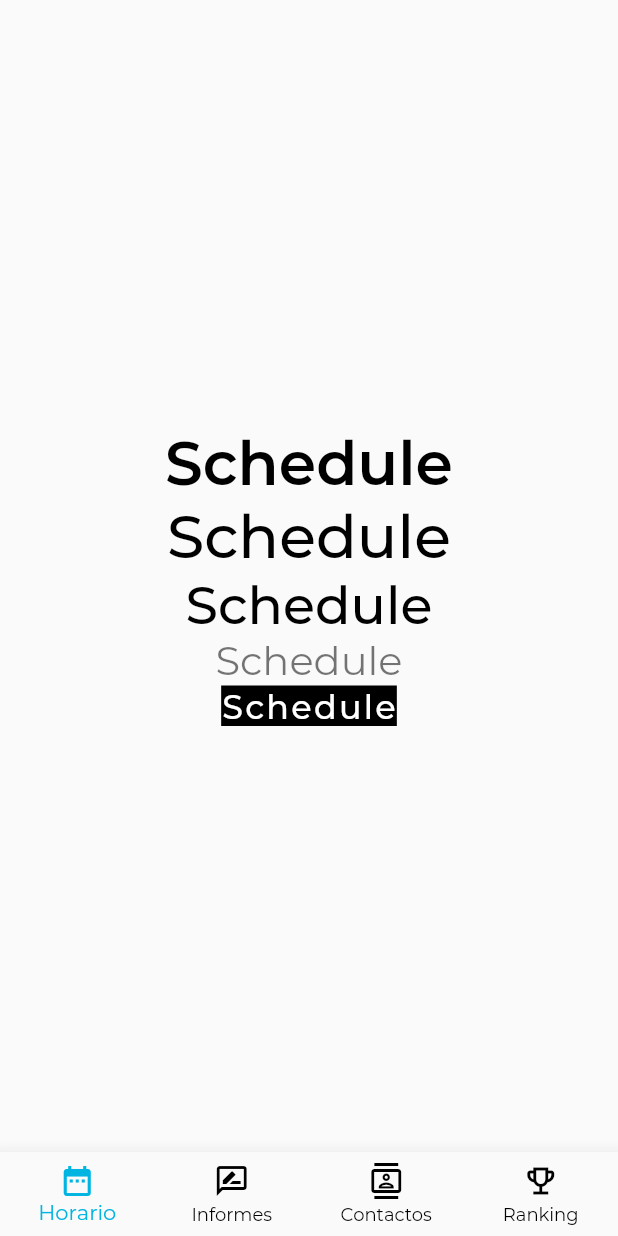
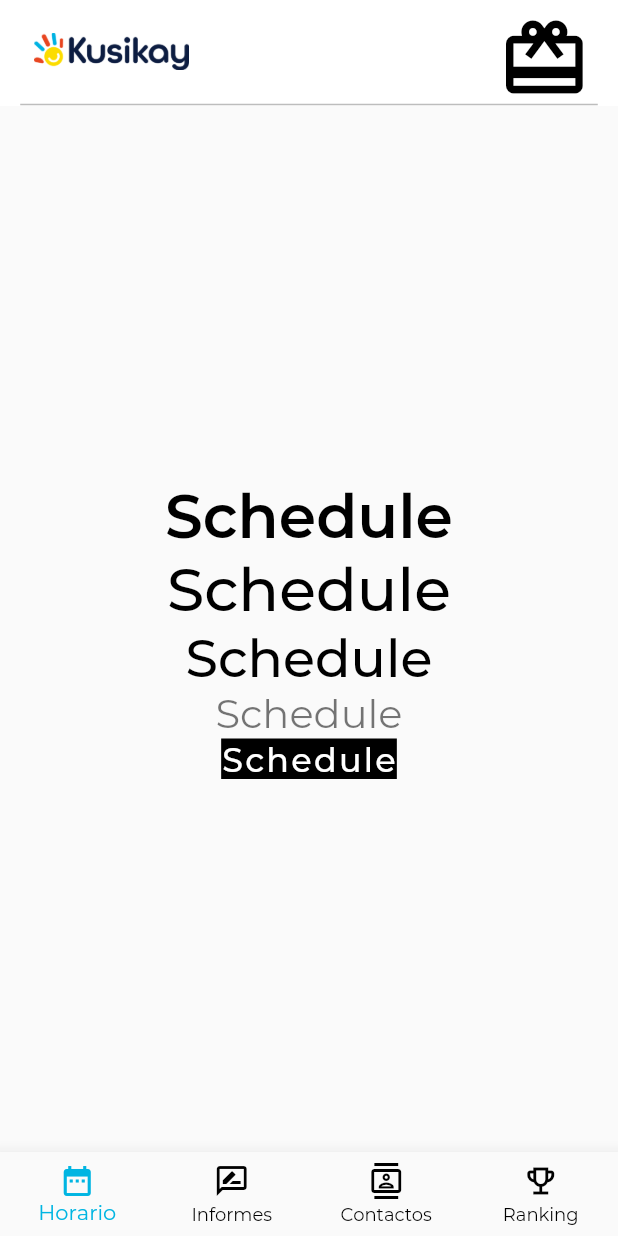
Before and after one commit to algowapo/Kusikay-Mobile, a Flutter app: the screen it shows after launch, on a phone screen of 412 x 824 dp. Run offline on Flutter 3.47's test engine with Material 2 defaults, Android fonts, the phone set to English and light mode, and no system bars; project files that could hold a hidden picture were left out.

Commit message:
Implemented AppBar partially.
//TODO: Implement gift menu.

```diff
--- a/lib/pages/teacher/home_teacher.dart
+++ b/lib/pages/teacher/home_teacher.dart
@@ -41,6 +41,40 @@ class _HomeTeacherState extends State<HomeTeacher> {
     double width = MediaQuery.of(context).size.width;
     return Scaffold(
       body: tabs[_currentIndex],
+      appBar: AppBar(
+        elevation: 0,
+        toolbarHeight: width / 6,
+        title: SizedBox(
+          width: width / 4,
+          child: Image.asset(
+            'assets/logo-azul.png',
+          ),
+        ),
+        titleSpacing: width / 18,
+        actions: [
+          Padding(
+            padding: EdgeInsets.only(right: width / 40),
+            child: IconButton(
+              icon: const Icon(
+                Icons.card_giftcard,
+                color: Colors.black,
+              ),
+              onPressed: () {},
+            ),
+          )
+        ],
+        bottom: PreferredSize(
+          preferredSize: Size(width, 2),
+          child: SizedBox(
+            width: width / 1.07,
+            child: const Divider(
+              height: 2,
+              thickness: 1,
+              color: Colors.black26,
+            ),
+          ),
+        ),
+      ),
       bottomNavigationBar: BottomNavigationBar(
         currentIndex: _currentIndex,
         onTap: _onItemTapped,
```
